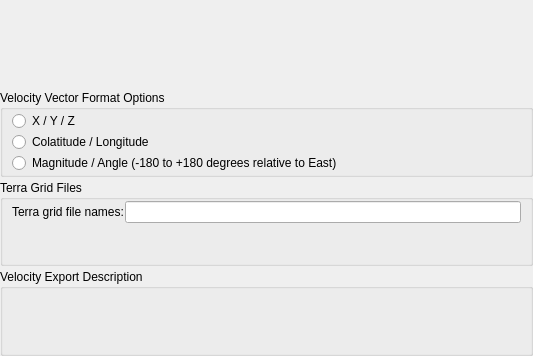
Qt form src/qt-widgets/ExportVelocityOptionsWidgetUi.ui (GPlates/GPlates) before a commit.
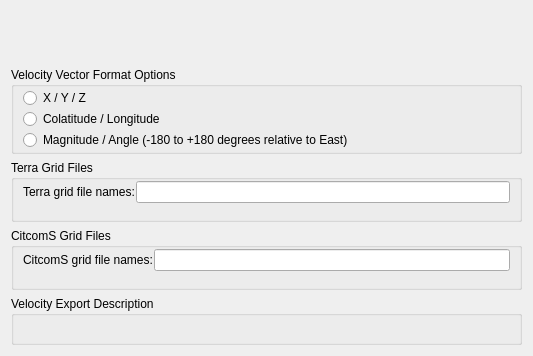
The same form after that commit.

Commit message: (trunk) Added CitcomS (global) velocity export.

The edit to the form file:
```diff
--- a/src/qt-widgets/ExportVelocityOptionsWidgetUi.ui
+++ b/src/qt-widgets/ExportVelocityOptionsWidgetUi.ui
@@ -14,12 +14,6 @@
    <string>Form</string>
   </property>
   <layout class="QVBoxLayout" name="verticalLayout">
-   <property name="spacing">
-    <number>3</number>
-   </property>
-   <property name="margin">
-    <number>0</number>
-   </property>
    <item>
     <widget class="QWidget" name="widget_file_options" native="true"/>
    </item>
@@ -101,6 +95,45 @@
      </layout>
     </widget>
    </item>
+   <item>
+    <widget class="QGroupBox" name="citcoms_grid_filename_template_group_box">
+     <property name="title">
+      <string>CitcomS Grid Files</string>
+     </property>
+     <layout class="QVBoxLayout" name="verticalLayout_5">
+      <property name="spacing">
+       <number>1</number>
+      </property>
+      <property name="topMargin">
+       <number>1</number>
+      </property>
+      <property name="bottomMargin">
+       <number>1</number>
+      </property>
+      <item>
+       <layout class="QHBoxLayout" name="horizontalLayout_2">
+        <item>
+         <widget class="QLabel" name="citcoms_grid_filename_template_label">
+          <property name="text">
+           <string>CitcomS grid file names:</string>
+          </property>
+         </widget>
+        </item>
+        <item>
+         <widget class="QLineEdit" name="citcoms_grid_filename_template_line_edit"/>
+        </item>
+       </layout>
+      </item>
+      <item>
+       <widget class="QLabel" name="citcoms_grid_filename_template_description_label">
+        <property name="text">
+         <string/>
+        </property>
+       </widget>
+      </item>
+     </layout>
+    </widget>
+   </item>
    <item>
     <widget class="QGroupBox" name="output_description_group_box">
      <property name="title">
```
The commit also changes 10 other files.
